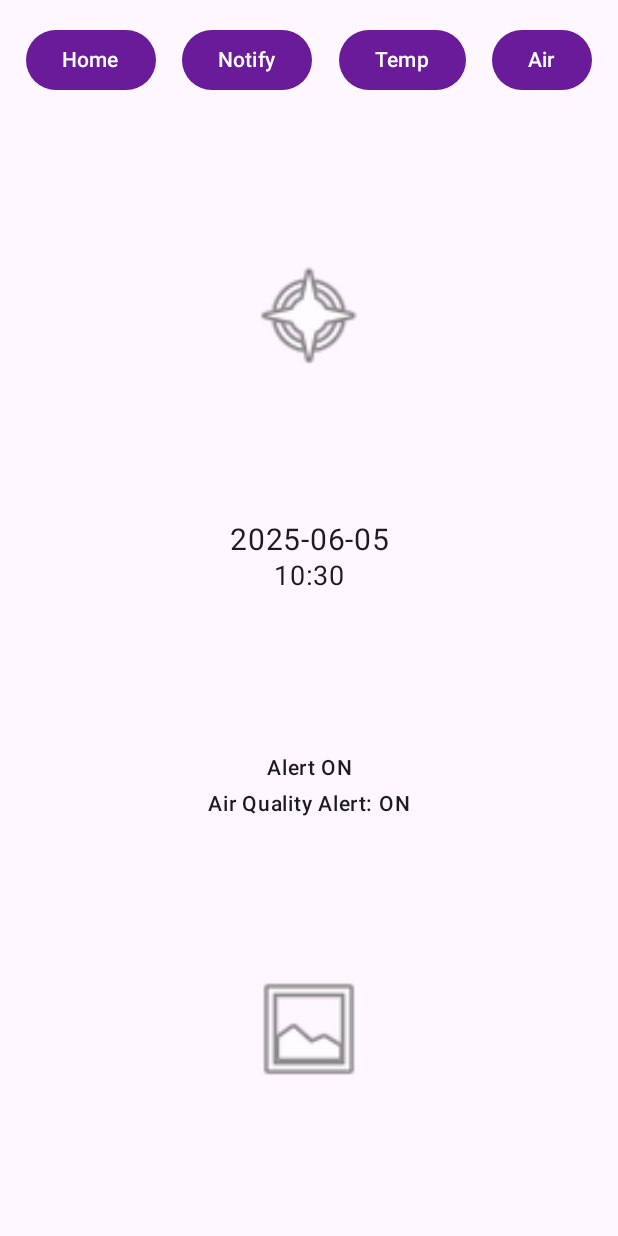
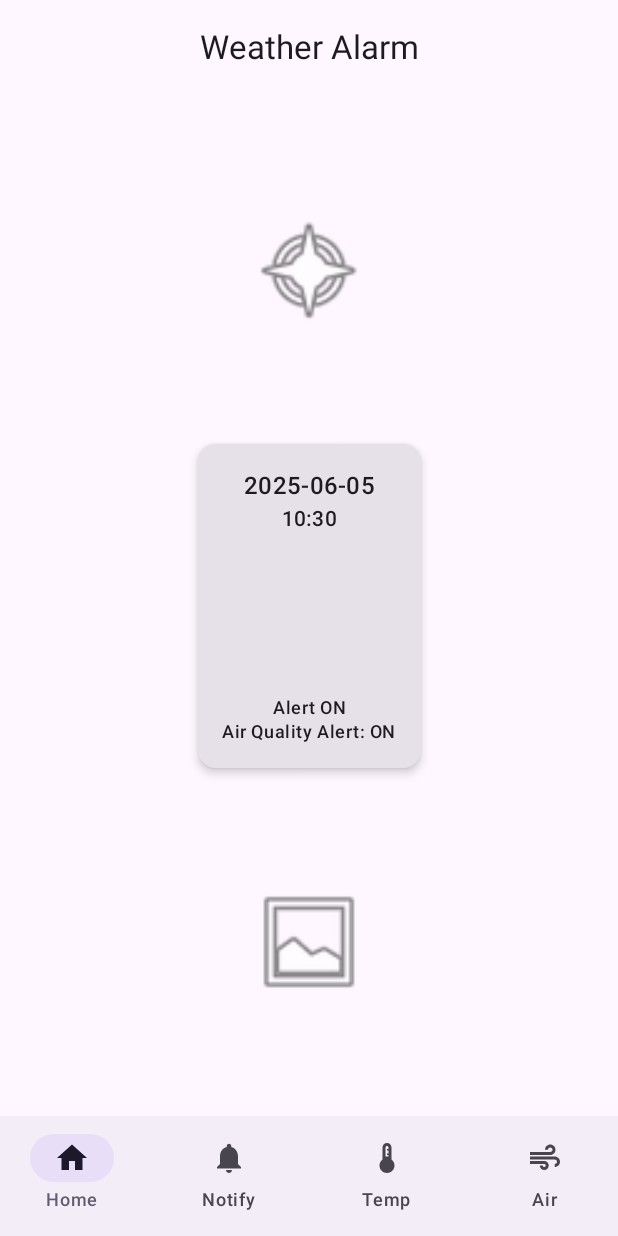
Before and after one commit to JaeYunChung/android-weather-notification-service, an Android app built with Jetpack Compose: the screen it shows after launch (MainActivity), on a phone screen of 412 x 824 dp. Run offline under Robolectric (Android 15) with nearby library versions, the phone set to English and light mode, and no system bars; our stand-ins replace livedata-compose.

Commit message:
Refine UI with Material3 components

```diff
--- a/app/build.gradle.kts
+++ b/app/build.gradle.kts
@@ -57,6 +57,7 @@ dependencies {
     implementation("androidx.compose.ui:ui-util:1.5.1")
     implementation("androidx.compose.material:material:1.6.0")
     implementation("androidx.compose.material3:material3:1.2.1")
+    implementation("androidx.compose.material:material-icons-extended:1.6.0")
     implementation("androidx.compose.ui:ui-tooling-preview:1.6.0")
     debugImplementation("androidx.compose.ui:ui-tooling:1.6.0")
 
--- a/app/src/main/java/com/example/weather_notification_service/HomeScreen.kt
+++ b/app/src/main/java/com/example/weather_notification_service/HomeScreen.kt
@@ -4,6 +4,9 @@ import android.os.Build
 import androidx.annotation.RequiresApi
 import androidx.compose.foundation.Image
 import androidx.compose.foundation.layout.*
+import androidx.compose.material3.Card
+import androidx.compose.material3.CardDefaults
+import androidx.compose.material3.MaterialTheme
 import androidx.compose.material3.Text
 import androidx.compose.runtime.Composable
 import androidx.compose.runtime.LaunchedEffect
@@ -27,9 +30,22 @@ fun HomeScreen(activity: MainActivity) {
         horizontalAlignment = Alignment.CenterHorizontally,
         verticalArrangement = Arrangement.SpaceEvenly
     ) {
-        Image(painter = painterResource(android.R.drawable.ic_menu_compass), contentDescription = null, modifier = Modifier.size(80.dp))
-        HomeWeatherInfo(activity)
-        Image(painter = painterResource(android.R.drawable.ic_menu_gallery), contentDescription = null, modifier = Modifier.size(80.dp))
+        Image(
+            painter = painterResource(android.R.drawable.ic_menu_compass),
+            contentDescription = null,
+            modifier = Modifier.size(80.dp)
+        )
+        Card(
+            elevation = CardDefaults.cardElevation(defaultElevation = 4.dp),
+            modifier = Modifier.padding(horizontal = 16.dp)
+        ) {
+            HomeWeatherInfo(activity)
+        }
+        Image(
+            painter = painterResource(android.R.drawable.ic_menu_gallery),
+            contentDescription = null,
+            modifier = Modifier.size(80.dp)
+        )
     }
 }
 
@@ -49,16 +65,16 @@ fun HomeWeatherInfo(activity: MainActivity) {
     val weatherInfoState = viewModel.messageLive.observeAsState()
     val weatherInfo = weatherInfoState.value;
 
-    Column(horizontalAlignment = Alignment.CenterHorizontally) {
-        Text(date, fontSize = 20.sp)
-        Text(time, fontSize = 18.sp)
+    Column(modifier = Modifier.padding(16.dp), horizontalAlignment = Alignment.CenterHorizontally) {
+        Text(date, style = MaterialTheme.typography.titleMedium)
+        Text(time, style = MaterialTheme.typography.titleSmall)
         Spacer(modifier = Modifier.height(8.dp))
         Text(weatherInfo?.getString("image")?:"", fontSize = 42.sp)
-        Text(weatherInfo?.getString("weather")?:"", fontSize = 28.sp, fontWeight = FontWeight.Bold)
+        Text(weatherInfo?.getString("weather")?:"", style = MaterialTheme.typography.headlineSmall, fontWeight = FontWeight.Bold)
         Spacer(modifier = Modifier.height(8.dp))
-        Text(weatherInfo?.getString("message")?:"", fontSize = 16.sp)
+        Text(weatherInfo?.getString("message")?:"", style = MaterialTheme.typography.bodyMedium)
         Spacer(modifier = Modifier.height(16.dp))
-        Text("Alert ON", fontSize = 14.sp, fontWeight = FontWeight.SemiBold)
-        Text("Air Quality Alert: ON", fontSize = 14.sp, fontWeight = FontWeight.SemiBold)
+        Text("Alert ON", style = MaterialTheme.typography.bodySmall, fontWeight = FontWeight.SemiBold)
+        Text("Air Quality Alert: ON", style = MaterialTheme.typography.bodySmall, fontWeight = FontWeight.SemiBold)
     }
 }
--- a/app/src/main/java/com/example/weather_notification_service/WeatherAlarmApp.kt
+++ b/app/src/main/java/com/example/weather_notification_service/WeatherAlarmApp.kt
@@ -4,6 +4,11 @@ import android.os.Build
 import androidx.annotation.RequiresApi
 import androidx.compose.foundation.layout.*
 import androidx.compose.foundation.shape.CircleShape
+import androidx.compose.material.icons.Icons
+import androidx.compose.material.icons.filled.Air
+import androidx.compose.material.icons.filled.Home
+import androidx.compose.material.icons.filled.Notifications
+import androidx.compose.material.icons.filled.Thermostat
 import androidx.compose.material3.*
 import androidx.compose.runtime.*
 import androidx.compose.ui.Alignment
@@ -20,16 +25,23 @@ import com.example.weather_notification_service.setting_screen.TemperatureSettin
 fun WeatherAlarmApp(activity: MainActivity) {
     var screen by remember { mutableStateOf(0) }
 
-    Column(
-        modifier = Modifier.fillMaxSize(),
-        horizontalAlignment = Alignment.CenterHorizontally
-    ) {
-        TabRow(screen) { screen = it }
-        when (screen) {
-            0 -> HomeScreen(activity)
-            1 -> NotificationSettingsScreen()
-            2 -> TemperatureSettingsScreen()
-            3 -> AirQualitySettingsScreen()
+    Scaffold(
+        topBar = {
+            CenterAlignedTopAppBar(
+                title = { Text("Weather Alarm") }
+            )
+        },
+        bottomBar = {
+            BottomNavigationBar(currentScreen = screen) { screen = it }
+        }
+    ) { innerPadding ->
+        Box(modifier = Modifier.padding(innerPadding)) {
+            when (screen) {
+                0 -> HomeScreen(activity)
+                1 -> NotificationSettingsScreen()
+                2 -> TemperatureSettingsScreen()
+                3 -> AirQualitySettingsScreen()
+            }
         }
     }
 }
@@ -37,22 +49,21 @@ fun WeatherAlarmApp(activity: MainActivity) {
 
 
 @Composable
-fun TabRow(currentScreen: Int, onTabSelected: (Int) -> Unit) {
-    val tabs = listOf("Home", "Notify", "Temp", "Air")
-    Row(
-        modifier = Modifier
-            .fillMaxWidth()
-            .padding(top = 16.dp, bottom = 8.dp),
-        horizontalArrangement = Arrangement.SpaceEvenly
-    ) {
-        tabs.forEachIndexed { index, label ->
-            Button(
+fun BottomNavigationBar(currentScreen: Int, onTabSelected: (Int) -> Unit) {
+    val tabs = listOf(
+        Icons.Default.Home to "Home",
+        Icons.Default.Notifications to "Notify",
+        Icons.Default.Thermostat to "Temp",
+        Icons.Default.Air to "Air"
+    )
+    NavigationBar {
+        tabs.forEachIndexed { index, pair ->
+            NavigationBarItem(
+                selected = currentScreen == index,
                 onClick = { onTabSelected(index) },
-                shape = CircleShape,
-                colors = ButtonDefaults.buttonColors(containerColor = Color(0xFF6A1B9A))
-            ) {
-                Text(label, color = Color.White, fontSize = 14.sp)
-            }
+                icon = { Icon(pair.first, contentDescription = pair.second) },
+                label = { Text(pair.second) }
+            )
         }
     }
 }
```
